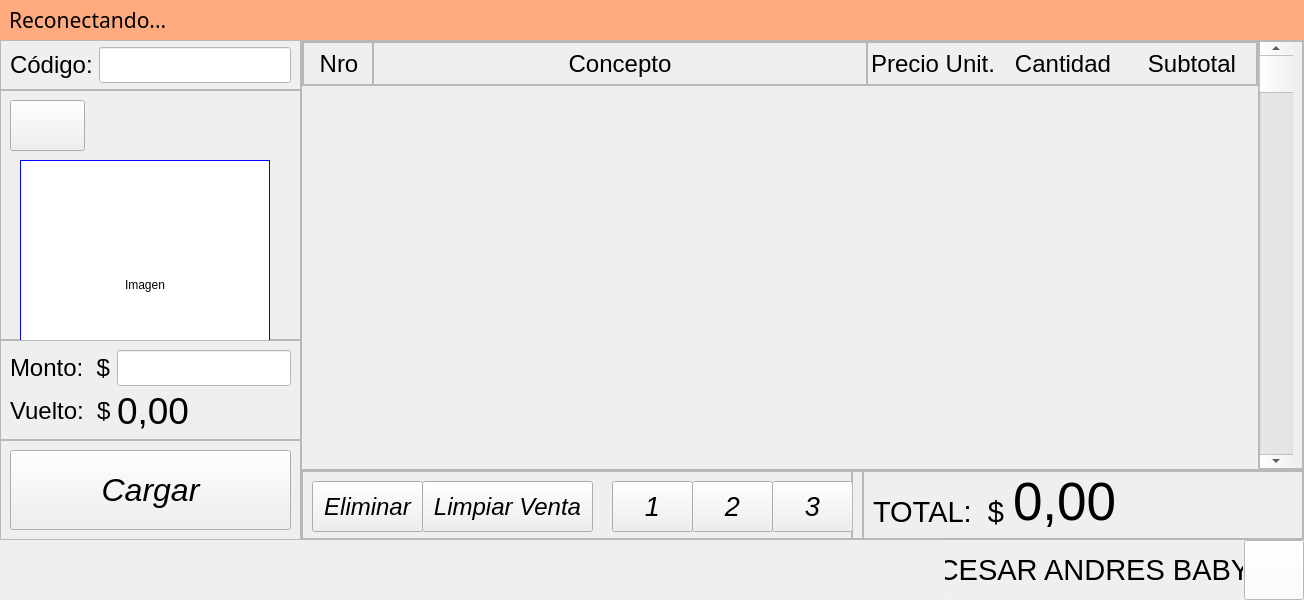
Qt form sources/vtn/untitled.ui (Cesar073/Punto-Venta-3) before a commit.
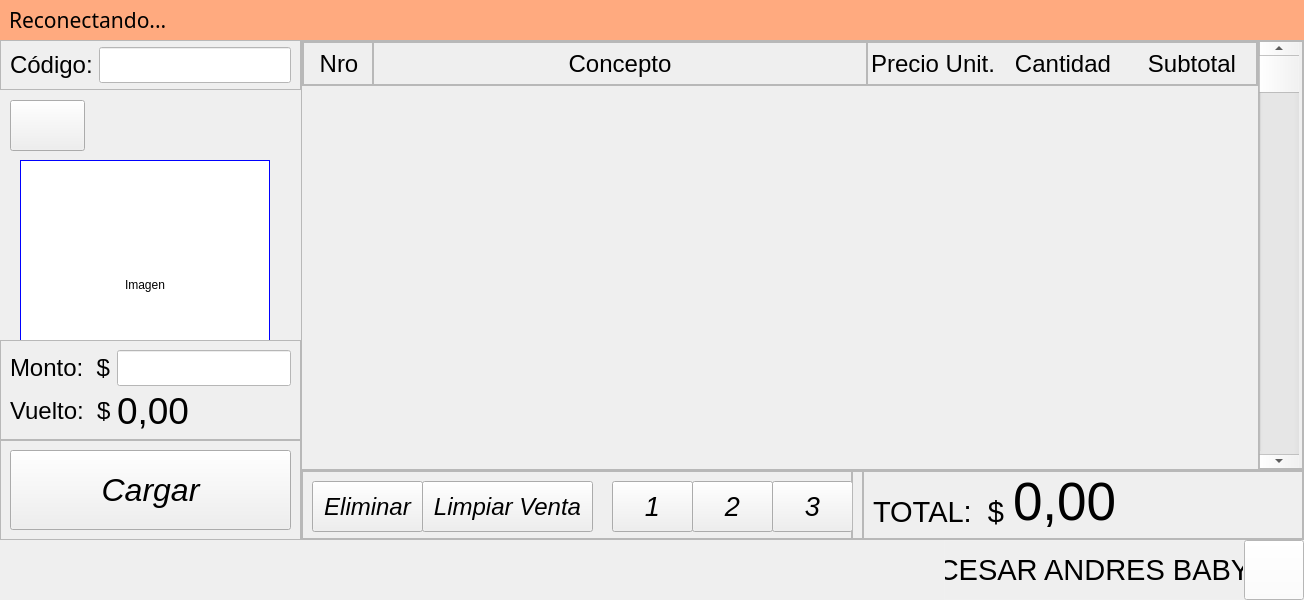
The same form after that commit.

Patch:
```diff
--- a/sources/vtn/untitled.ui
+++ b/sources/vtn/untitled.ui
@@ -266,7 +266,7 @@
                  <item>
                   <widget class="QFrame" name="frame_9">
                    <property name="frameShape">
-                    <enum>QFrame::StyledPanel</enum>
+                    <enum>QFrame::NoFrame</enum>
                    </property>
                    <property name="frameShadow">
                     <enum>QFrame::Raised</enum>
@@ -462,8 +462,20 @@
                     <property name="bottomMargin">
                      <number>0</number>
                     </property>
-                    <item>
+                    <item alignment="Qt::AlignTop">
                      <widget class="QFrame" name="frame_panel">
+                      <property name="sizePolicy">
+                       <sizepolicy hsizetype="Preferred" vsizetype="Expanding">
+                        <horstretch>0</horstretch>
+                        <verstretch>0</verstretch>
+                       </sizepolicy>
+                      </property>
+                      <property name="minimumSize">
+                       <size>
+                        <width>0</width>
+                        <height>50</height>
+                       </size>
+                      </property>
                       <property name="frameShape">
                        <enum>QFrame::NoFrame</enum>
                       </property>
@@ -821,7 +833,7 @@
                      <widget class="QFrame" name="frame_scroll">
                       <property name="minimumSize">
                        <size>
-                        <width>45</width>
+                        <width>40</width>
                         <height>0</height>
                        </size>
                       </property>
@@ -858,6 +870,12 @@
                            <verstretch>0</verstretch>
                           </sizepolicy>
                          </property>
+                         <property name="minimumSize">
+                          <size>
+                           <width>40</width>
+                           <height>0</height>
+                          </size>
+                         </property>
                          <property name="orientation">
                           <enum>Qt::Vertical</enum>
                          </property>
```
Left out of the diff: 14 changed lines with no effect on the pictures.
